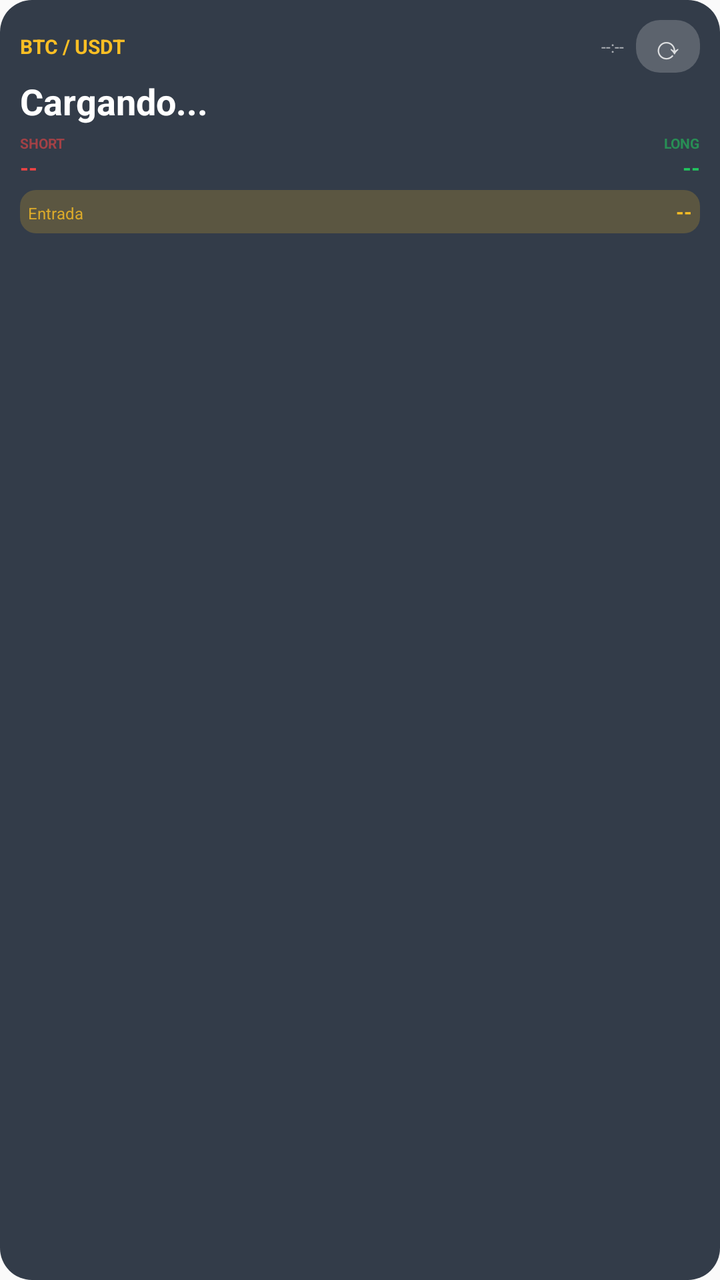
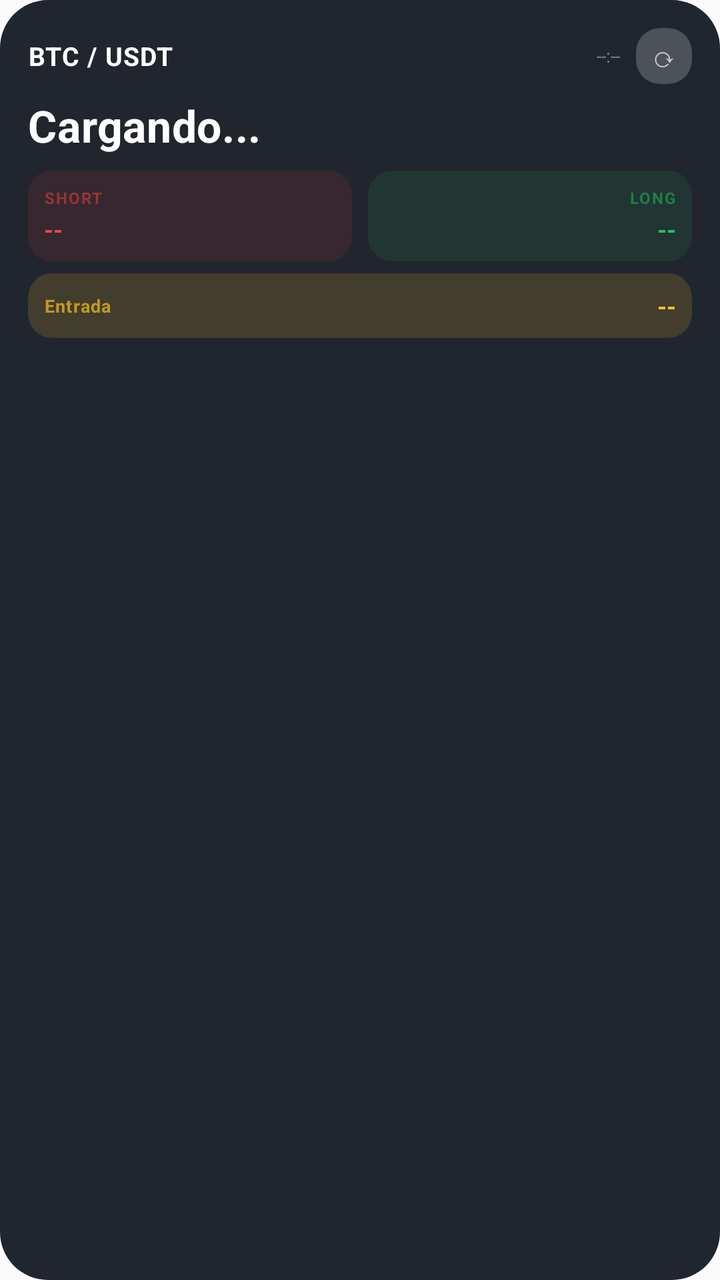

The first picture is an Android layout as it rendered before a commit; the second is the same layout after the commit. The layout source and the unified diff follow.
<!-- AndroidManifest.xml: application theme AppTheme -->
<!-- res/layout/widget_order_book.xml -->
<?xml version="1.0" encoding="utf-8"?>
<LinearLayout xmlns:android="http://schemas.android.com/apk/res/android"
    android:id="@+id/widget_root"
    android:layout_width="match_parent"
    android:layout_height="match_parent"
    android:orientation="vertical"
    android:background="@drawable/widget_bg"
    android:padding="10dp">

    
    <LinearLayout
        android:layout_width="match_parent"
        android:layout_height="wrap_content"
        android:orientation="horizontal"
        android:gravity="center_vertical">

        <TextView
            android:id="@+id/widget_symbol"
            android:layout_width="0dp"
            android:layout_height="wrap_content"
            android:layout_weight="1"
            android:text="BTC / USDT"
            android:textColor="#FFFBBF24"
            android:textSize="10sp"
            android:textStyle="bold" />

        <TextView
            android:id="@+id/widget_time"
            android:layout_width="wrap_content"
            android:layout_height="wrap_content"
            android:text="--:--"
            android:textColor="#99FFFFFF"
            android:textSize="8sp"
            android:layout_marginEnd="6dp" />

        <TextView
            android:id="@+id/widget_refresh"
            android:layout_width="wrap_content"
            android:layout_height="wrap_content"
            android:text="⟳"
            android:textColor="#CCFFFFFF"
            android:textSize="16sp"
            android:background="@drawable/widget_refresh_bg"
            android:paddingStart="8dp"
            android:paddingEnd="8dp"
            android:paddingTop="2dp"
            android:paddingBottom="2dp"
            android:gravity="center" />
    </LinearLayout>

    
    <TextView
        android:id="@+id/widget_price"
        android:layout_width="match_parent"
        android:layout_height="wrap_content"
        android:text="Cargando..."
        android:textColor="#FFFFFFFF"
        android:textSize="18sp"
        android:textStyle="bold"
        android:layout_marginTop="2dp" />

    
    <LinearLayout
        android:layout_width="match_parent"
        android:layout_height="wrap_content"
        android:orientation="horizontal"
        android:layout_marginTop="4dp">

        <LinearLayout
            android:layout_width="0dp"
            android:layout_height="wrap_content"
            android:layout_weight="1"
            android:orientation="vertical">

            <TextView
                android:layout_width="wrap_content"
                android:layout_height="wrap_content"
                android:text="SHORT"
                android:textColor="#99EF4444"
                android:textSize="7sp"
                android:textStyle="bold" />

            <TextView
                android:id="@+id/widget_short"
                android:layout_width="wrap_content"
                android:layout_height="wrap_content"
                android:text="--"
                android:textColor="#FFEF4444"
                android:textSize="11sp"
                android:textStyle="bold" />
        </LinearLayout>

        <LinearLayout
            android:layout_width="0dp"
            android:layout_height="wrap_content"
            android:layout_weight="1"
            android:orientation="vertical"
            android:gravity="end">

            <TextView
                android:layout_width="wrap_content"
                android:layout_height="wrap_content"
                android:text="LONG"
                android:textColor="#9922C55E"
                android:textSize="7sp"
                android:textStyle="bold" />

            <TextView
                android:id="@+id/widget_long"
                android:layout_width="wrap_content"
                android:layout_height="wrap_content"
                android:text="--"
                android:textColor="#FF22C55E"
                android:textSize="11sp"
                android:textStyle="bold" />
        </LinearLayout>
    </LinearLayout>

    
    <LinearLayout
        android:layout_width="match_parent"
        android:layout_height="wrap_content"
        android:orientation="horizontal"
        android:layout_marginTop="4dp"
        android:background="@drawable/widget_entry_bg"
        android:padding="4dp">

        <TextView
            android:layout_width="0dp"
            android:layout_height="wrap_content"
            android:layout_weight="1"
            android:text="Entrada"
            android:textColor="#CCFBBF24"
            android:textSize="8sp" />

        <TextView
            android:id="@+id/widget_entry"
            android:layout_width="wrap_content"
            android:layout_height="wrap_content"
            android:text="--"
            android:textColor="#FFFBBF24"
            android:textSize="10sp"
            android:textStyle="bold" />
    </LinearLayout>
</LinearLayout>
<!-- resources referenced by this layout -->
<resources>
  <!-- drawable widget_bg (drawable) -->
  <?xml version="1.0" encoding="utf-8"?>
  <shape xmlns:android="http://schemas.android.com/apk/res/android"
      android:shape="rectangle">
      <solid android:color="#E61F2937" />
      <corners android:radius="16dp" />
  </shape>
  <!-- drawable widget_entry_bg (drawable) -->
  <?xml version="1.0" encoding="utf-8"?>
  <shape xmlns:android="http://schemas.android.com/apk/res/android"
      android:shape="rectangle">
      <solid android:color="#33FBBF24" />
      <corners android:radius="8dp" />
  </shape>
  <!-- drawable widget_refresh_bg (drawable) -->
  <?xml version="1.0" encoding="utf-8"?>
  <shape xmlns:android="http://schemas.android.com/apk/res/android"
      android:shape="rectangle">
      <solid android:color="#33FFFFFF" />
      <corners android:radius="12dp" />
  </shape>
  <style name="AppTheme" parent="Theme.AppCompat.Light.DarkActionBar">
          
          <item name="colorPrimary">@color/colorPrimary</item>
          <item name="colorPrimaryDark">@color/colorPrimaryDark</item>
          <item name="colorAccent">@color/colorAccent</item>
      </style>
</resources>

<!-- the commit's change to res/layout/widget_order_book.xml (unified diff, before → after) -->
@@ -5,48 +5,54 @@
     android:layout_height="match_parent"
     android:orientation="vertical"
     android:background="@drawable/widget_bg"
-    android:padding="10dp">
+    android:padding="14dp"
+    android:clipToPadding="false">
 
     
-    <LinearLayout
+    <RelativeLayout
         android:layout_width="match_parent"
-        android:layout_height="wrap_content"
-        android:orientation="horizontal"
-        android:gravity="center_vertical">
+        android:layout_height="wrap_content">
 
         <TextView
             android:id="@+id/widget_symbol"
-            android:layout_width="0dp"
-            android:layout_height="wrap_content"
-            android:layout_weight="1"
-            android:text="BTC / USDT"
-            android:textColor="#FFFBBF24"
-            android:textSize="10sp"
-            android:textStyle="bold" />
-
-        <TextView
-            android:id="@+id/widget_time"
             android:layout_width="wrap_content"
             android:layout_height="wrap_content"
-            android:text="--:--"
-            android:textColor="#99FFFFFF"
-            android:textSize="8sp"
-            android:layout_marginEnd="6dp" />
+            android:layout_alignParentStart="true"
+            android:layout_centerVertical="true"
+            android:text="BTC / USDT"
+            android:textColor="#FFFFFFFF"
+            android:textSize="13sp"
+            android:textStyle="bold"
+            android:letterSpacing="0.03" />
 
-        <TextView
-            android:id="@+id/widget_refresh"
+        <LinearLayout
             android:layout_width="wrap_content"
             android:layout_height="wrap_content"
-            android:text="⟳"
-            android:textColor="#CCFFFFFF"
-            android:textSize="16sp"
-            android:background="@drawable/widget_refresh_bg"
-            android:paddingStart="8dp"
-            android:paddingEnd="8dp"
-            android:paddingTop="2dp"
-            android:paddingBottom="2dp"
-            android:gravity="center" />
-    </LinearLayout>
+            android:layout_alignParentEnd="true"
+            android:layout_centerVertical="true"
+            android:orientation="horizontal"
+            android:gravity="center_vertical">
+
+            <TextView
+                android:id="@+id/widget_time"
+                android:layout_width="wrap_content"
+                android:layout_height="wrap_content"
+                android:text="--:--"
+                android:textColor="#66FFFFFF"
+                android:textSize="9sp"
+                android:layout_marginEnd="8dp" />
+
+            <TextView
+                android:id="@+id/widget_refresh"
+                android:layout_width="28dp"
+                android:layout_height="28dp"
+                android:text="⟳"
+                android:textColor="#B3FFFFFF"
+                android:textSize="14sp"
+                android:background="@drawable/widget_refresh_bg"
+                android:gravity="center" />
+        </LinearLayout>
+    </RelativeLayout>
 
     
     <TextView
@@ -55,30 +61,36 @@
         android:layout_height="wrap_content"
         android:text="Cargando..."
         android:textColor="#FFFFFFFF"
-        android:textSize="18sp"
+        android:textSize="22sp"
         android:textStyle="bold"
-        android:layout_marginTop="2dp" />
+        android:layout_marginTop="6dp"
+        android:letterSpacing="0.01" />
 
     
     <LinearLayout
         android:layout_width="match_parent"
         android:layout_height="wrap_content"
         android:orientation="horizontal"
-        android:layout_marginTop="4dp">
+        android:layout_marginTop="8dp">
 
+        
         <LinearLayout
             android:layout_width="0dp"
             android:layout_height="wrap_content"
             android:layout_weight="1"
-            android:orientation="vertical">
+            android:orientation="vertical"
+            android:background="@drawable/widget_short_bg"
+            android:padding="8dp"
+            android:layout_marginEnd="4dp">
 
             <TextView
                 android:layout_width="wrap_content"
                 android:layout_height="wrap_content"
                 android:text="SHORT"
-                android:textColor="#99EF4444"
-                android:textSize="7sp"
-                android:textStyle="bold" />
+                android:textColor="#80EF4444"
+                android:textSize="8sp"
+                android:textStyle="bold"
+                android:letterSpacing="0.08" />
 
             <TextView
                 android:id="@+id/widget_short"
@@ -86,24 +98,30 @@
                 android:layout_height="wrap_content"
                 android:text="--"
                 android:textColor="#FFEF4444"
-                android:textSize="11sp"
-                android:textStyle="bold" />
+                android:textSize="12sp"
+                android:textStyle="bold"
+                android:layout_marginTop="2dp" />
         </LinearLayout>
 
+        
         <LinearLayout
             android:layout_width="0dp"
             android:layout_height="wrap_content"
             android:layout_weight="1"
             android:orientation="vertical"
+            android:background="@drawable/widget_long_bg"
+            android:padding="8dp"
+            android:layout_marginStart="4dp"
             android:gravity="end">
 
             <TextView
                 android:layout_width="wrap_content"
                 android:layout_height="wrap_content"
                 android:text="LONG"
-                android:textColor="#9922C55E"
-                android:textSize="7sp"
-                android:textStyle="bold" />
+                android:textColor="#8022C55E"
+                android:textSize="8sp"
+                android:textStyle="bold"
+                android:letterSpacing="0.08" />
 
             <TextView
                 android:id="@+id/widget_long"
@@ -111,8 +129,9 @@
                 android:layout_height="wrap_content"
                 android:text="--"
                 android:textColor="#FF22C55E"
-                android:textSize="11sp"
-                android:textStyle="bold" />
+                android:textSize="12sp"
+                android:textStyle="bold"
+                android:layout_marginTop="2dp" />
         </LinearLayout>
     </LinearLayout>
 
@@ -121,17 +140,20 @@
         android:layout_width="match_parent"
         android:layout_height="wrap_content"
         android:orientation="horizontal"
-        android:layout_marginTop="4dp"
+        android:layout_marginTop="6dp"
         android:background="@drawable/widget_entry_bg"
-        android:padding="4dp">
+        android:padding="8dp"
+        android:gravity="center_vertical">
 
         <TextView
             android:layout_width="0dp"
             android:layout_height="wrap_content"
             android:layout_weight="1"
             android:text="Entrada"
-            android:textColor="#CCFBBF24"
-            android:textSize="8sp" />
+            android:textColor="#B3FBBF24"
+            android:textSize="9sp"
+            android:textStyle="bold"
+            android:letterSpacing="0.05" />
 
         <TextView
             android:id="@+id/widget_entry"
@@ -139,7 +161,8 @@
             android:layout_height="wrap_content"
             android:text="--"
             android:textColor="#FFFBBF24"
-            android:textSize="10sp"
+            android:textSize="12sp"
             android:textStyle="bold" />
     </LinearLayout>
+
 </LinearLayout>
<!-- resource entries referenced after the edit -->
@@ -4,21 +4,35 @@
   <?xml version="1.0" encoding="utf-8"?>
   <shape xmlns:android="http://schemas.android.com/apk/res/android"
       android:shape="rectangle">
-      <solid android:color="#E61F2937" />
-      <corners android:radius="16dp" />
+      <solid android:color="#F0141821" />
+      <corners android:radius="24dp" />
   </shape>
   <!-- drawable widget_entry_bg (drawable) -->
   <?xml version="1.0" encoding="utf-8"?>
   <shape xmlns:android="http://schemas.android.com/apk/res/android"
       android:shape="rectangle">
-      <solid android:color="#33FBBF24" />
-      <corners android:radius="8dp" />
+      <solid android:color="#26FBBF24" />
+      <corners android:radius="12dp" />
+  </shape>
+  <!-- drawable widget_long_bg (drawable) -->
+  <?xml version="1.0" encoding="utf-8"?>
+  <shape xmlns:android="http://schemas.android.com/apk/res/android"
+      android:shape="rectangle">
+      <solid android:color="#1A22c55e" />
+      <corners android:radius="12dp" />
   </shape>
   <!-- drawable widget_refresh_bg (drawable) -->
   <?xml version="1.0" encoding="utf-8"?>
   <shape xmlns:android="http://schemas.android.com/apk/res/android"
       android:shape="rectangle">
       <solid android:color="#33FFFFFF" />
+      <corners android:radius="12dp" />
+  </shape>
+  <!-- drawable widget_short_bg (drawable) -->
+  <?xml version="1.0" encoding="utf-8"?>
+  <shape xmlns:android="http://schemas.android.com/apk/res/android"
+      android:shape="rectangle">
+      <solid android:color="#1Aef4444" />
       <corners android:radius="12dp" />
   </shape>
   <style name="AppTheme" parent="Theme.AppCompat.Light.DarkActionBar">
